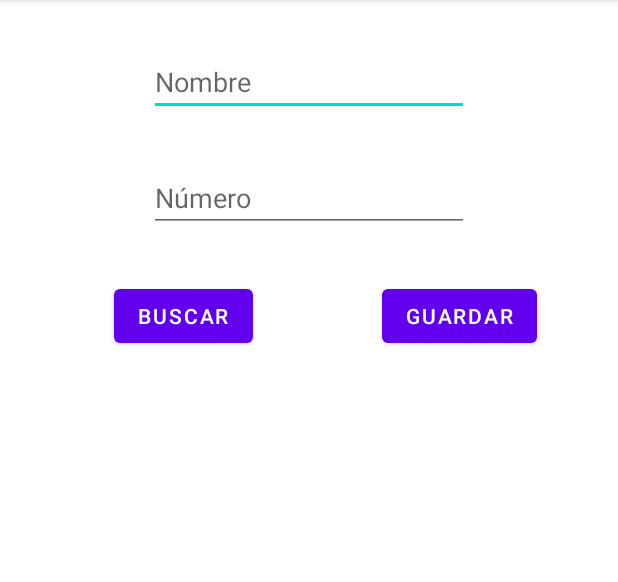
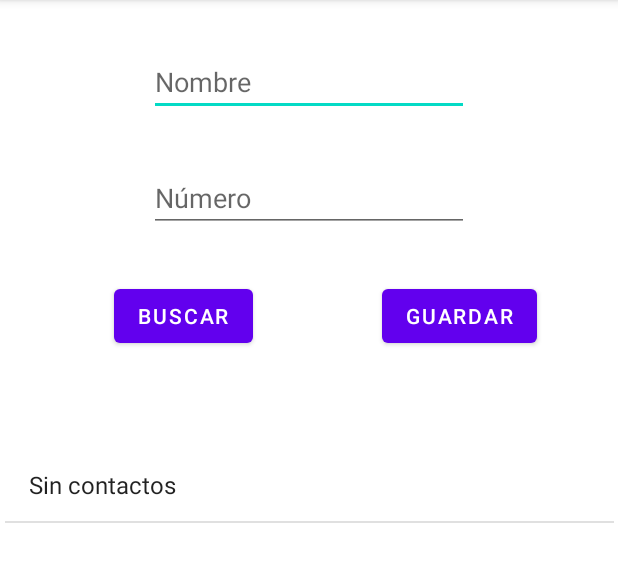
Before and after one commit to bgme171/ridesafe, an Android app: the ContactsActivity screen opened directly, with no data from a screen before it, on a phone screen of 412 x 824 dp, the part 84-666 px from its top. Run offline under Robolectric (Android 15) with nearby library versions, the phone set to English and light mode, and no system bars.

Commit message:
Show saved contacts in ListView
Pending: erase them

```diff
--- a/app/src/main/java/com/example/ridesafe/ContactsActivity.java
+++ b/app/src/main/java/com/example/ridesafe/ContactsActivity.java
@@ -14,15 +14,23 @@ import android.net.Uri;
 import android.os.Bundle;
 import android.provider.ContactsContract;
 import android.view.View;
+import android.widget.ArrayAdapter;
 import android.widget.Button;
 import android.widget.EditText;
 import android.widget.ListView;
 import android.widget.SimpleCursorAdapter;
 
+import java.util.ArrayList;
+import java.util.HashSet;
+import java.util.Set;
+
 public class ContactsActivity extends AppCompatActivity {
 
     EditText txt_1, txt_2;
     Button b_save;
+    ListView lv_contacts;
+    Set<String> contact_list;
+    Uri tmp_uri;
 
     @Override
     protected void onCreate(Bundle savedInstanceState) {
@@ -35,28 +43,47 @@ public class ContactsActivity extends AppCompatActivity {
         txt_1 = (EditText) findViewById(R.id.txt_1);
         txt_2 = (EditText) findViewById(R.id.txt_2);
 
+        tmp_uri = null;
+        lv_contacts = (ListView) findViewById(R.id.lv_contacts);
+
         SharedPreferences preferences = getSharedPreferences("contacts", Context.MODE_PRIVATE);
         //txt_1.setText(preferences.getString("uri1", ""));
         //txt_2.setText(preferences.getString("uri2", ""));
+        contact_list = preferences.getStringSet("contact_list", new HashSet<String>());
 
-        b_save = findViewById(R.id.b_guardar);
+        ArrayList<String> nombres = new ArrayList<>();
+        if(!contact_list.isEmpty()){
+            for(String tmp : contact_list){
+                String[] data = get_data_from_uri(Uri.parse(tmp));
+                nombres.add(data[0]);
+            }
+            //txt_1.setText(String.valueOf(contact_list.size()));
+        }else{
+            nombres.add("Sin contactos");
+        }
+        lv_contacts.setAdapter(new ArrayAdapter<String>(this, android.R.layout.simple_list_item_1, nombres));
 
 
-        b_save.setOnClickListener(new View.OnClickListener() {
-            public void onClick(View v) {
-                save();
-            }
-        });
+        b_save =  findViewById(R.id.b_guardar);
+
+
 
     }
 
-    public void save(){
+    public void save(View view){
+
+        if(tmp_uri!= null){
             SharedPreferences preferences = getSharedPreferences("contacts", Context.MODE_PRIVATE);
             SharedPreferences.Editor editor = preferences.edit();
-        editor.putString("uri1", txt_1.getText().toString());
-        editor.putString("uri2", txt_2.getText().toString());
+
+            Set<String> tmp_contactList = new HashSet<String>(preferences.getStringSet("contact_list", new HashSet<String>()));
+            tmp_contactList.add(tmp_uri.toString());
+            editor.putStringSet("contact_list", tmp_contactList);
             editor.commit();
+            tmp_uri=null;
             finish();
+        }
+
     }
 
     public void search(View view){
@@ -90,6 +117,18 @@ public class ContactsActivity extends AppCompatActivity {
         if(requestCode == 1 && resultCode == RESULT_OK){
 
             Uri uri = data.getData();
+            String[] info = get_data_from_uri(uri);
+            txt_1.setText(info[0]);
+            txt_2.setText(info[1]);
+            tmp_uri = uri;
+        }
+
+
+    }
+
+
+    public String[] get_data_from_uri(Uri uri){
+
         Cursor cursor = getContentResolver().query(uri,null, null, null, null);
 
         if(cursor != null && cursor.moveToFirst()){
@@ -98,14 +137,9 @@ public class ContactsActivity extends AppCompatActivity {
 
             String nombre = cursor.getString(name_idx);
             String numero = cursor.getString(number_idx);
-
-                txt_1.setText(nombre);
-                txt_2.setText(numero);
+            return new String[] {nombre, numero};
 
         }
-
-        }
-
-
+        return null;
     }
 }
--- a/app/src/main/res/layout/activity_contacts.xml
+++ b/app/src/main/res/layout/activity_contacts.xml
@@ -36,6 +36,7 @@
         android:layout_height="wrap_content"
         android:layout_marginStart="32dp"
         android:layout_marginTop="32dp"
+        android:onClick="save"
         android:text="Guardar"
         app:layout_constraintEnd_toEndOf="parent"
         app:layout_constraintStart_toEndOf="@+id/button2"
@@ -52,4 +53,13 @@
         app:layout_constraintStart_toStartOf="parent"
         app:layout_constraintTop_toBottomOf="@+id/txt_2" />
 
+    <ListView
+        android:id="@+id/lv_contacts"
+        android:layout_width="406dp"
+        android:layout_height="404dp"
+        app:layout_constraintBottom_toBottomOf="parent"
+        app:layout_constraintEnd_toEndOf="parent"
+        app:layout_constraintStart_toStartOf="parent"
+        app:layout_constraintTop_toBottomOf="@+id/button2" />
+
 </androidx.constraintlayout.widget.ConstraintLayout>
```
Lines whose indentation alone changed are shown as unchanged.
